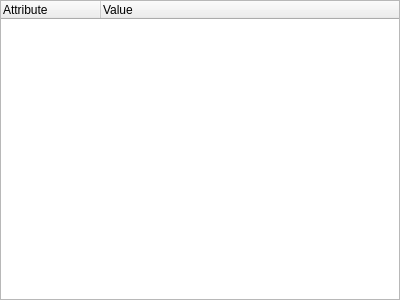
This is dpss/src/common/CItemAttributeEditor.ui in ArsMasiuk/DPSE as Qt 5 draws it before an edit. The edited form follows.
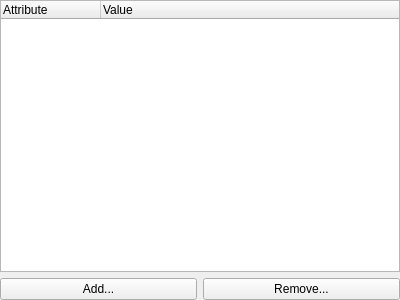
This is the edited form.

Commit message: removal of attributes 117_2 fixed

Patch:
```diff
--- a/dpss/src/common/CItemAttributeEditor.ui
+++ b/dpss/src/common/CItemAttributeEditor.ui
@@ -52,6 +52,24 @@
      </column>
     </widget>
    </item>
+   <item>
+    <layout class="QHBoxLayout" name="horizontalLayout">
+     <item>
+      <widget class="QPushButton" name="AddButton">
+       <property name="text">
+        <string>Add...</string>
+       </property>
+      </widget>
+     </item>
+     <item>
+      <widget class="QPushButton" name="RemoveButton">
+       <property name="text">
+        <string>Remove...</string>
+       </property>
+      </widget>
+     </item>
+    </layout>
+   </item>
   </layout>
  </widget>
  <resources/>
```
The commit also changes 11 other files.
